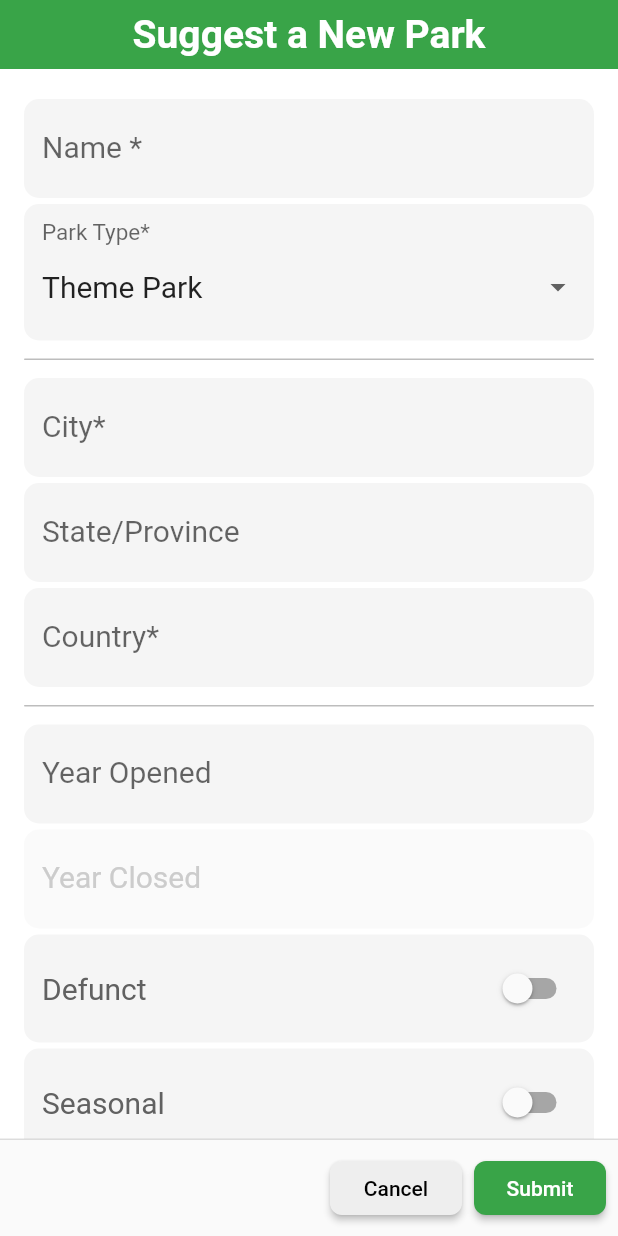
After one commit to partnercloudsupport/logride, a Flutter app: the SubmitParkPage screen opened directly, on a phone screen of 412 x 824 dp. The commit adds this screen. Run offline on Flutter 3.47's test engine with Material 2 defaults, Android fonts, the phone set to English and light mode, and no system bars; our stand-ins replace auto_size_text, firebase_analytics, firebase_auth, firebase_database, firebase_messaging, firebase_storage and 9 more; missing offline and left inert: flutter_cupertino_date_picker; accounts and stored records are empty.

Commit message:
Added park submission, and sorted the parks search by name.

```diff
--- a/lib/data/webfetcher.dart
+++ b/lib/data/webfetcher.dart
@@ -21,7 +21,7 @@ enum SubmissionType {
   IMAGE
 }
 
-const _VERSION_URL = "test";
+const _VERSION_URL = "Version1.2.0";
 
 class WebFetcher {
 
@@ -35,7 +35,7 @@ class WebFetcher {
     SubmissionType.ATTRACTION_NEW: "https://www.beingpositioned.com/theparksman/LogRide/$_VERSION_URL/usersuggestservice.php",
     SubmissionType.ATTRACTION_MODIFY: "https://www.beingpositioned.com/theparksman/LogRide/$_VERSION_URL/modifyAttracion.php",
     SubmissionType.IMAGE: "http://www.beingpositioned.com/theparksman/LogRide/$_VERSION_URL/submitPhotoUpload.php",
-    SubmissionType.PARK: "http://www.beingpositioned.com/theparksman/LogRide/$_VERSION_URL/suggestParkUploadtoApprove",
+    SubmissionType.PARK: "http://www.beingpositioned.com/theparksman/LogRide/$_VERSION_URL/suggestParkUploadtoApprove.php",
   };
 
   Future<List<BluehostPark>> getAllParkData() async {
@@ -154,10 +154,35 @@ class WebFetcher {
     print(body);
     // Issue request
     http.post(_serverURLS[SubmissionType.ATTRACTION_NEW], body: body, headers: {"Content-Type": "application/json"}).then((response) {
-      print(response.statusCode);
-      print(response.body);
+      print("[${response.statusCode}]: ${response.body}");
     });
     // State result
+  }
+
+  void submitParkData(BluehostPark newPark, {String username, String uid}) async {
+    var body = {
+      "name": newPark.parkName ?? "",
+      "type": newPark.type ?? "",
+      "city": newPark.parkCity ?? "",
+      "count": newPark.parkCountry ?? "",
+      "lat": newPark.location?.latitude ?? 0,
+      "long": newPark.location?.longitude ?? 0,
+      "open": newPark.yearOpen ?? 0,
+      "closed": newPark.yearClosed ?? 0,
+      "defunct": !newPark.active ? 1 : 0,
+      "prevName": newPark.previousNames ?? "",
+      "seasonal": newPark.seasonal ? 1 : 0,
+      "userName": username ?? "",
+      "website": newPark.website ?? "",
+      "userID": uid ?? "",
+      "token": await _firebaseMessaging.getToken()
+    };
+
+    print(body);
+
+    http.post(_serverURLS[SubmissionType.PARK], body: json.encode(body)).then((response){
+      print("[${response.statusCode}]: ${response.body}");
+    });
   }
 }
 
--- /dev/null
+++ b/lib/ui/submission/submit_park_page.dart
@@ -0,0 +1,293 @@
+import 'package:flutter/material.dart';
+import 'package:log_ride/data/park_structures.dart';
+import 'package:log_ride/data/color_constants.dart';
+import 'package:log_ride/widgets/forms/form_header.dart';
+import 'package:log_ride/widgets/forms/proper_adaptive_switch.dart';
+import 'package:log_ride/widgets/forms/submission_decoration.dart';
+import 'package:log_ride/widgets/forms/submission_divider.dart';
+import 'package:log_ride/widgets/shared/interface_button.dart';
+
+class SubmitParkPage extends StatefulWidget {
+  @override
+  _SubmitParkPageState createState() => _SubmitParkPageState();
+}
+
+class _SubmitParkPageState extends State<SubmitParkPage> {
+  final _formKey = GlobalKey<FormState>();
+  final List<String> _parkTypesStrings = [
+    "Theme Park",
+    "Amusement Park",
+    "Zoo",
+    "Kiddie Park",
+    "Family Entertainment Center",
+    "Resort & Casino"
+  ];
+
+  List<DropdownMenuItem<String>> _parkTypesItems =
+      List<DropdownMenuItem<String>>();
+
+  BluehostPark _data;
+
+  List<String> cityState = List<String>(2);
+  bool _closedEnabled = false;
+
+  @override
+  void initState() {
+    // Establish our park types for the dropdown
+    _parkTypesStrings.forEach((s) {
+      _parkTypesItems.add(DropdownMenuItem<String>(
+        child: Text(s),
+        value: s,
+      ));
+    });
+
+    // Create our empty park
+    _data = BluehostPark(id: null);
+
+    super.initState();
+  }
+
+  @override
+  Widget build(BuildContext context) {
+    return Scaffold(
+      body: SingleChildScrollView(
+        child: Container(
+            // The overall container is green so it stretches north past the status bar
+            color: Theme.of(context).primaryColor,
+            child: SafeArea(
+                child: Container(
+              // But the form's content has a white background
+              color: Colors.white,
+              child: Form(
+                key: _formKey,
+                autovalidate: false,
+                child: Column(
+                  crossAxisAlignment: CrossAxisAlignment.start,
+                  mainAxisSize: MainAxisSize.min,
+                  children: <Widget>[
+                    // Header
+                    FormHeader(text: "Suggest a New Park"),
+
+                    // The container is padded on the sides, unlike the form header
+                    Container(
+                      padding: const EdgeInsets.symmetric(
+                          horizontal: 16.0, vertical: 16.0),
+                      child: Column(
+                        children:
+                            (<Widget>[]
+                              ..addAll(_buildCoreInformation(context))
+                              ..addAll(_buildLocationInformation(context))
+                              ..addAll(_buildOperatingHistory(context))
+                              ..addAll(_buildInternetInfo(context)))
+                              .map((entry) {
+                                return Padding(
+                                  child: entry,
+                                  padding: EdgeInsets.only(top: 4.0),
+                                );
+                              }).toList(),
+                      ),
+                    )
+                  ],
+                ),
+              ),
+            ))),
+      ),
+      // Buttons used at the bottom of the screen (cancel & submit)
+      persistentFooterButtons: <Widget>[
+        InterfaceButton(
+            text: "Cancel",
+            onPressed: () => Navigator.of(context).pop(),
+            color: UI_BUTTON_BACKGROUND,
+            textColor: Colors.black),
+        InterfaceButton(
+          text: "Submit",
+          onPressed: () {
+            if (_formKey.currentState.validate()) {
+              _formKey.currentState.save();
+              Navigator.of(context).pop(_data);
+            }
+          },
+          color: Theme.of(context).primaryColor,
+          textColor: Colors.white,
+        )
+      ],
+    );
+  }
+
+  List<Widget> _buildCoreInformation(BuildContext context) {
+    return <Widget>[
+      // Park Name
+      TextFormField(
+        decoration:
+            submissionDecoration(labelText: "Name *", hintText: "Park Name"),
+        initialValue: _data.parkName ?? "",
+        validator: (value) {
+          if (value.isEmpty) {
+            return "Please enter the name of the park";
+          }
+        },
+        onSaved: (value) {
+          _data.parkName = value;
+        },
+      ),
+
+      // Park Type
+      FormField(
+        initialValue: _parkTypesItems.first.value,
+        onSaved: (v) {
+          _data.type = v;
+        },
+        builder: (FormFieldState<String> state) {
+          return InputDecorator(
+            decoration: submissionDecoration(
+                hintText: "Type", labelText: "Park Type*"),
+            child: DropdownButtonHideUnderline(
+                child: DropdownButton<String>(
+                    value: state.value,
+                    onChanged: (value) {
+                      state.didChange(value);
+                    },
+                    items: _parkTypesItems)),
+          );
+        },
+      ),
+
+      SubmissionDivider()
+    ];
+  }
+
+  List<Widget> _buildLocationInformation(BuildContext context) {
+    return <Widget>[
+      // The city the park is located in
+      TextFormField(
+        initialValue: "",
+        decoration: submissionDecoration(
+          hintText: "City",
+          labelText: "City*"
+        ),
+        validator: (v) {
+          if(v.isEmpty) {
+            return "Please enter the city this park is located in";
+          }
+        },
+        onSaved: (value) {
+          cityState[0] = value;
+          if(cityState[1] != null){
+            _data.parkCity = "${cityState[0]}, ${cityState[1]}";
+          }
+        },
+      ),
+
+      // The state the park is located in
+      TextFormField(
+        initialValue: "",
+        decoration: submissionDecoration(
+            hintText: "State/Province",
+            labelText: "State/Province"
+        ),
+        onSaved: (value) {
+          cityState[1] = value;
+          if(cityState[0] != null){
+            _data.parkCity = "${cityState[0]}, ${cityState[1]}";
+          }
+        },
+      ),
+
+      // Country the park is located in
+      TextFormField(
+        initialValue: "",
+        decoration: submissionDecoration(
+          hintText: "Country",
+          labelText: "Country*"
+        ),
+        onSaved: (value) {
+          _data.parkCountry = value;
+        },
+        validator: (v) {
+          if(v.isEmpty){
+            return "Please enter the country the park is located in";
+          }
+        },
+      ),
+
+      // TODO --- GEOLOCATION / POSITION FIELD
+
+      SubmissionDivider()
+    ];
+  }
+
+  List<Widget> _buildOperatingHistory(BuildContext context) {
+    return <Widget>[
+      // Year opened
+      TextFormField(
+        initialValue: "",
+        decoration: submissionDecoration(
+          hintText: "Year Opened",
+          labelText: "Year Opened"
+        ),
+        onSaved: (v) {
+          _data.yearOpen = num.tryParse(v) ?? 0;
+        },
+      ),
+
+      // Year Closed
+      TextFormField(
+        initialValue: "",
+        decoration: submissionDecoration(
+            hintText: "Year Closed",
+            labelText: "Year Closed"
+        ),
+        enabled: _closedEnabled,
+        onSaved: (v) {
+          _data.yearClosed = num.tryParse(v) ?? 0;
+        },
+      ),
+
+      // Defunct
+      AdaptiveSwitchFormField(
+        initialValue: !(_data.active ?? true),
+        label: "Defunct",
+        onSaved: (val) => _data.active = !val,
+        onChanged: (v) => setState((){ _closedEnabled = v; }),
+      ),
+
+      // Seasonal
+      AdaptiveSwitchFormField(
+        initialValue: _data.seasonal ?? false,
+        label: "Seasonal",
+        onSaved: (val) => _data.seasonal = val,
+      ),
+
+      // Previous Names
+      TextFormField(
+        initialValue: "",
+        decoration: submissionDecoration(
+            hintText: "Previous Names",
+            labelText: "Previous Name(s)"
+        ),
+        onSaved: (v) {
+          _data.previousNames = v;
+        },
+      ),
+
+      SubmissionDivider()
+    ];
+  }
+
+  List<Widget> _buildInternetInfo(BuildContext context) {
+    return <Widget>[
+      // Website URL
+      TextFormField(
+        initialValue: "",
+        decoration: submissionDecoration(
+            hintText: "URL",
+            labelText: "Website URL"
+        ),
+        onSaved: (v) {
+          _data.website = v;
+        },
+      ),
+
+    ];
+  }
+}
--- a/lib/widgets/shared/generic_list_entry.dart
+++ b/lib/widgets/shared/generic_list_entry.dart
@@ -3,10 +3,11 @@ import 'package:auto_size_text/auto_size_text.dart';
 import 'package:log_ride/data/park_structures.dart';
 
 class GenericListEntry extends StatefulWidget{
-  GenericListEntry({this.park, this.onTap});
+  GenericListEntry({this.park, this.onTap, this.fillable = true});
 
   final BluehostPark park;
   final Function(BluehostPark) onTap;
+  final bool fillable;
 
   @override
   _GenericListState createState() => _GenericListState();
@@ -17,7 +18,7 @@ class _GenericListState extends State<GenericListEntry> {
   @override
   Widget build(BuildContext context) {
     Widget statusWidget;
-    if(widget.park.filled){
+    if(widget.park.filled && widget.fillable){
       // Park is already in the user's list
       statusWidget = Padding(
         padding: const EdgeInsets.only(right: 16.0),
```
Also changed, not shown: lib/ui/dialogs/park_search.dart (+35 -8 lines), lib/ui/home.dart (+30 -5 lines), lib/ui/submission/submit_attraction_page.dart (+4 -4 lines).
